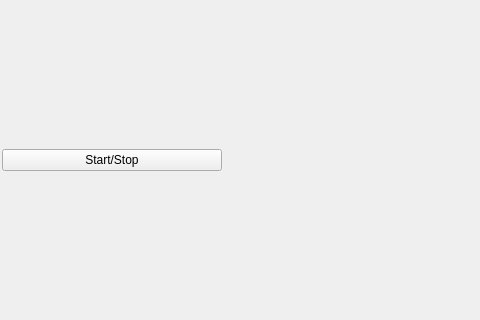
GaelReinaudi/Cache-Bot, file evoCacheView/evoCacheView.ui: the form before one commit; both pictures show x 0 to 480 and y 174 to 494 of the 1200 by 674 pixel window.
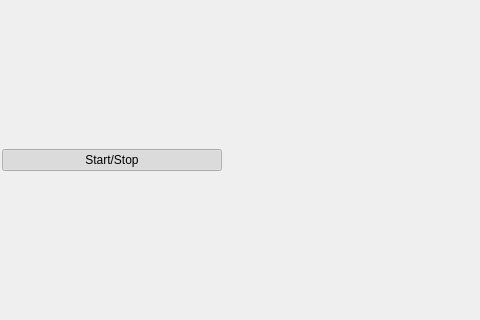
The form after the commit. Custom widgets are drawn as their Qt base class.

The edit to the form file:
```diff
--- a/evoCacheView/evoCacheView.ui
+++ b/evoCacheView/evoCacheView.ui
@@ -50,6 +50,9 @@
          <property name="checkable">
           <bool>true</bool>
          </property>
+         <property name="checked">
+          <bool>true</bool>
+         </property>
         </widget>
        </item>
        <item>
```
